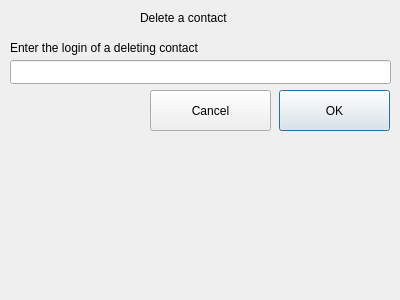
Above: deletecontact.ui from Knigan/Qt-Messenger before the change. Below: the same form after it.
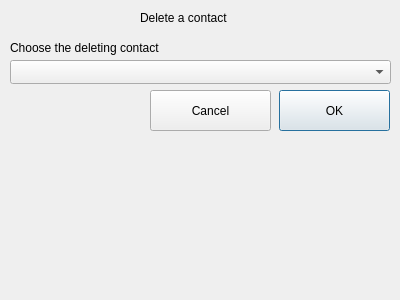
That is the form after the change.

Patch:
```diff
--- a/deletecontact.ui
+++ b/deletecontact.ui
@@ -36,17 +36,7 @@
     </rect>
    </property>
    <property name="text">
-    <string>Enter the login of a deleting contact</string>
-   </property>
-  </widget>
-  <widget class="QLineEdit" name="LoginLineEdit">
-   <property name="geometry">
-    <rect>
-     <x>10</x>
-     <y>60</y>
-     <width>381</width>
-     <height>24</height>
-    </rect>
+    <string>Choose the deleting contact</string>
    </property>
   </widget>
   <widget class="QPushButton" name="DeleteButton">
@@ -88,6 +78,16 @@
     <string/>
    </property>
   </widget>
+  <widget class="QComboBox" name="LoginComboBox">
+   <property name="geometry">
+    <rect>
+     <x>10</x>
+     <y>60</y>
+     <width>381</width>
+     <height>24</height>
+    </rect>
+   </property>
+  </widget>
  </widget>
  <resources/>
  <connections/>
```
